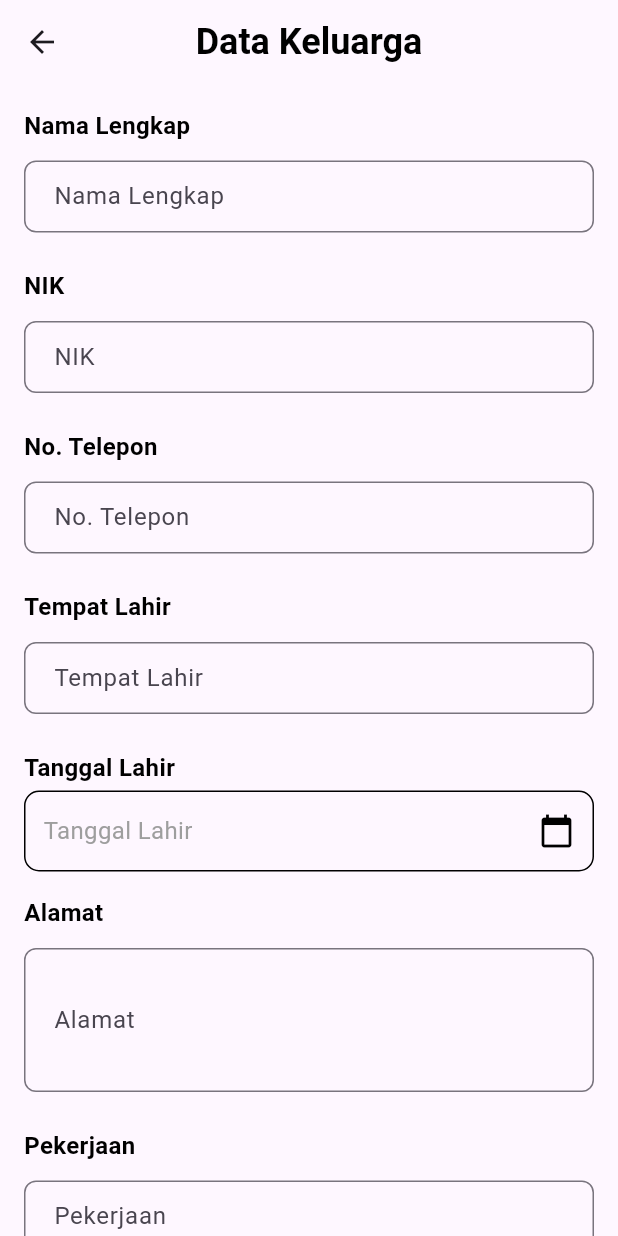
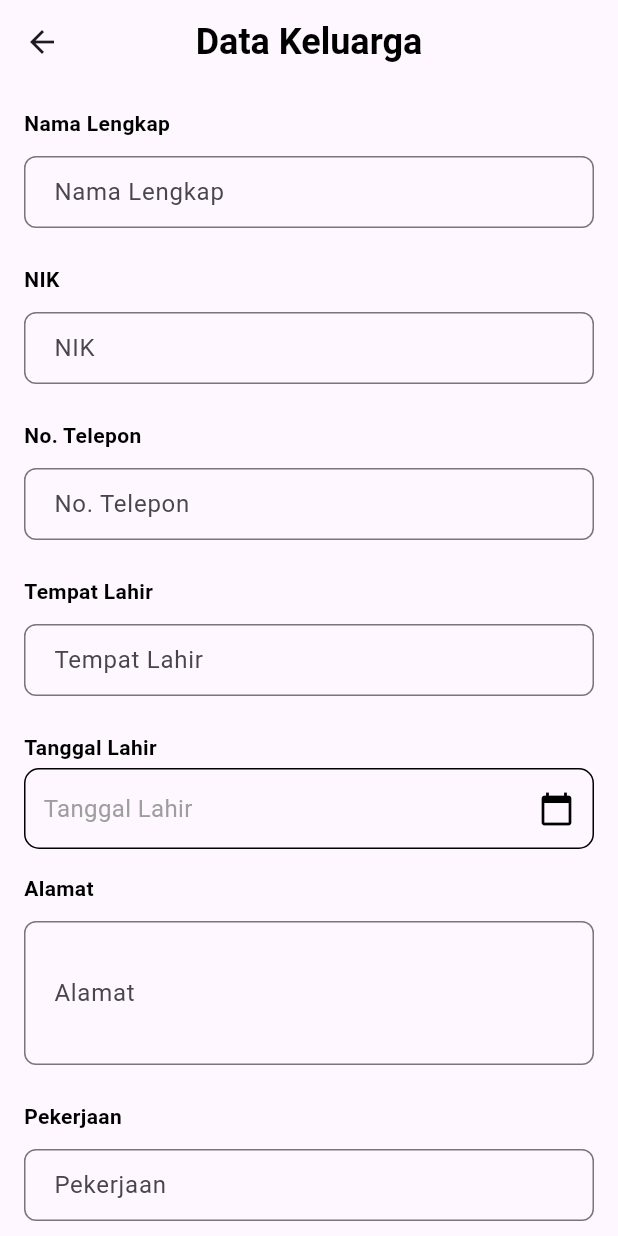
Before and after one commit to Mafirrr/Mobile_Posyandu, a Flutter app: the screen it shows after launch, on a phone screen of 412 x 824 dp. Run offline on Flutter 3.47's test engine with Material 3 defaults, Android fonts, the phone set to English and light mode, and no system bars; our stand-ins replace shared_preferences.

Commit message:
update datakeluarga

```diff
--- a/lib/screens/profil/data_keluarga_screen.dart
+++ b/lib/screens/profil/data_keluarga_screen.dart
@@ -39,6 +39,7 @@ class DataKeluargaScreen extends StatelessWidget {
           children: [
             const CustomText(
               text: 'Nama Lengkap',
+              fontSize: 14,
               fontWeight: FontWeight.w600,
             ),
             const SizedBox(height: 4),
@@ -49,6 +50,7 @@ class DataKeluargaScreen extends StatelessWidget {
             const SizedBox(height: 16),
             const CustomText(
               text: 'NIK',
+              fontSize: 14,
               fontWeight: FontWeight.w600,
             ),
             const SizedBox(height: 4),
@@ -56,6 +58,7 @@ class DataKeluargaScreen extends StatelessWidget {
             const SizedBox(height: 16),
             const CustomText(
               text: 'No. Telepon',
+              fontSize: 14,
               fontWeight: FontWeight.w600,
             ),
             const SizedBox(height: 4),
@@ -63,6 +66,7 @@ class DataKeluargaScreen extends StatelessWidget {
             const SizedBox(height: 16),
             const CustomText(
               text: 'Tempat Lahir',
+              fontSize: 14,
               fontWeight: FontWeight.w600,
             ),
             const SizedBox(height: 4),
@@ -71,6 +75,7 @@ class DataKeluargaScreen extends StatelessWidget {
             const SizedBox(height: 16),
             const CustomText(
               text: 'Tanggal Lahir',
+              fontSize: 14,
               fontWeight: FontWeight.w600,
             ),
             const SizedBox(height: 4),
@@ -85,6 +90,7 @@ class DataKeluargaScreen extends StatelessWidget {
             const SizedBox(height: 16),
             const CustomText(
               text: 'Alamat',
+              fontSize: 14,
               fontWeight: FontWeight.w600,
             ),
             const SizedBox(height: 4),
@@ -96,6 +102,7 @@ class DataKeluargaScreen extends StatelessWidget {
             const SizedBox(height: 16),
             const CustomText(
               text: 'Pekerjaan',
+              fontSize: 14,
               fontWeight: FontWeight.w600,
             ),
             const SizedBox(height: 4),
```
